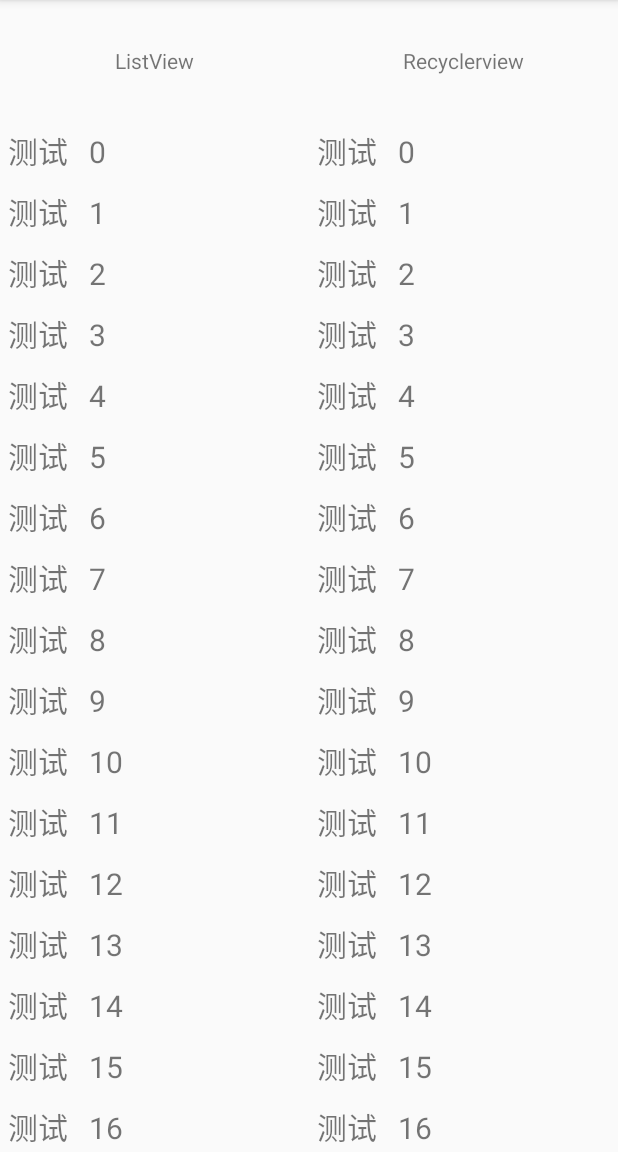
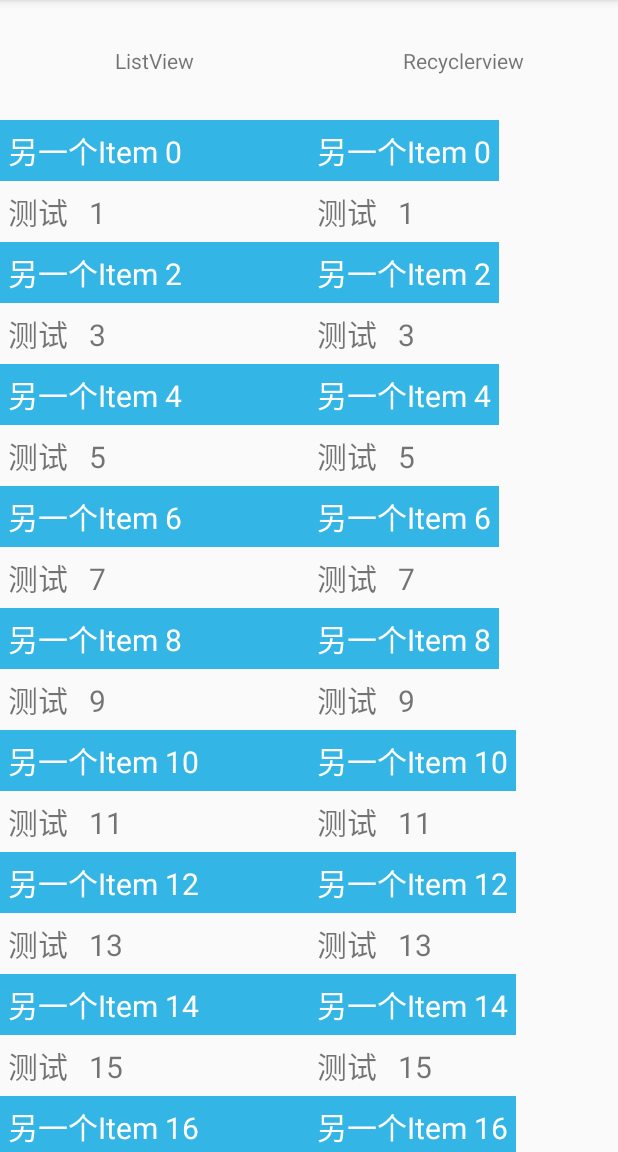
Before and after one commit to JadynAi/Adapter, an Android app: the screen it shows after launch (MainActivity), on a phone screen of 412 x 824 dp, the part 84-1236 px from its top. Run offline under Robolectric (Android 15) with nearby library versions, the phone set to English and light mode, and no system bars.

Commit message:
1.0 增加测试代码

```diff
--- a/adapterloli/src/main/java/com/example/adapterloli/ItemBusiness.java
+++ b/adapterloli/src/main/java/com/example/adapterloli/ItemBusiness.java
@@ -95,9 +95,6 @@ public class ItemBusiness<D> {
         onSetItemData(isFirstSetData, isPosChanged, isDataChanged);
     }
 
-    /**
-     * Created by YinJiaYan on 2017/6/7.
-     */
     public interface Factory {
 
         ItemBusiness create(AbsItemView itemView);
--- a/adapterloli/src/main/java/com/example/adapterloli/ItemsAdapter.java
+++ b/adapterloli/src/main/java/com/example/adapterloli/ItemsAdapter.java
@@ -88,9 +88,6 @@ public class ItemsAdapter extends BaseAdapter implements IAdapter {
         return new Builder(activity);
     }
 
-    /**
-     * Created by YinJiaYan on 2017/6/27.
-     */
     public static class Builder extends ItemCreator.Builder {
 
         private Activity mActivity;
--- a/app/src/main/java/com/example/jadynai/adapter/MainActivity.java
+++ b/app/src/main/java/com/example/jadynai/adapter/MainActivity.java
@@ -5,7 +5,10 @@ import android.support.v7.app.AppCompatActivity;
 import android.support.v7.widget.LinearLayoutManager;
 import android.support.v7.widget.RecyclerView;
 import android.widget.ListView;
+import android.widget.Toast;
 
+import com.example.adapterloli.AbsItemView;
+import com.example.adapterloli.ItemBusiness;
 import com.example.adapterloli.ItemsAdapter;
 import com.example.adapterloli.RecyclerAdapter;
 
@@ -18,7 +21,7 @@ public class MainActivity extends AppCompatActivity {
     private RecyclerView mRecyclerView;
     private ListView mListView;
 
-    private List<TestBean> mData;
+    private List<Object> mData;
     private ItemsAdapter mListAdapter;
     private RecyclerAdapter mRecyclerAdapter;
 
@@ -34,8 +37,30 @@ public class MainActivity extends AppCompatActivity {
         mRecyclerView = (RecyclerView) findViewById(R.id.recyclerView3);
         mRecyclerView.setLayoutManager(new LinearLayoutManager(this));
 
-        mListAdapter = ItemsAdapter.create(this).putItemClass(TestItemView.class).build();
-        mRecyclerAdapter = RecyclerAdapter.create(this).putItemClass(TestItemView.class).build();
+        mListAdapter = ItemsAdapter.create(this)
+                .putItemClass(TestItemView.class)
+                .putItemClass(TestOneItemView.class)
+                .setItemBusinessFactory(new ItemBusiness.Factory() {
+                    @Override
+                    public ItemBusiness create(AbsItemView itemView) {
+                        if (itemView.isMatch(TestOneBean.class)) {
+                            return new ItemBusiness(itemView) {
+                                @Override
+                                public void onItemClick() {
+                                    super.onItemClick();
+                                    //点击事件的处理
+                                    Toast.makeText(MainActivity.this, "testOne", Toast.LENGTH_SHORT).show();
+                                }
+                            }.setSetItemClick(true);
+                        }
+                        return null;
+                    }
+                })
+                .build();
+        mRecyclerAdapter = RecyclerAdapter.create(this)
+                .putItemClass(TestItemView.class)
+                .putItemClass(TestOneItemView.class)
+                .build();
         mListView.setAdapter(mListAdapter);
         mRecyclerView.setAdapter(mRecyclerAdapter);
         setData();
@@ -44,9 +69,15 @@ public class MainActivity extends AppCompatActivity {
     private void setData() {
         mData = new ArrayList<>();
         for (int i = 0; i < 50; i++) {
-            TestBean testBean = new TestBean();
-            testBean.s = "测试   " + i;
-            mData.add(testBean);
+            if (i % 2 == 0) {
+                TestOneBean testOneBean = new TestOneBean();
+                testOneBean.s = "另一个Item " + i;
+                mData.add(testOneBean);
+            } else {
+                TestBean testBean = new TestBean();
+                testBean.s = "测试   " + i;
+                mData.add(testBean);
+            }
         }
         mListAdapter.setData(mData);
         mRecyclerAdapter.setData(mData);
--- /dev/null
+++ b/app/src/main/java/com/example/jadynai/adapter/TestOneBean.java
@@ -0,0 +1,14 @@
+package com.example.jadynai.adapter;
+
+/**
+ * @version:
+ * @FileDescription:
+ * @Author:jing
+ * @Since:2017/8/4
+ * @ChangeList:
+ */
+
+public class TestOneBean {
+
+    public String s;
+}
--- /dev/null
+++ b/app/src/main/java/com/example/jadynai/adapter/TestOneItemView.java
@@ -0,0 +1,34 @@
+package com.example.jadynai.adapter;
+
+import android.app.Activity;
+import android.view.ViewGroup;
+
+import com.example.adapterloli.AbsItemView;
+import com.example.adapterloli.ItemBusiness;
+import com.example.adapterloli.utils.ViewHolderHelper;
+
+/**
+ * @version:
+ * @FileDescription:
+ * @Author:jing
+ * @Since:2017/8/4
+ * @ChangeList:
+ */
+
+public class TestOneItemView extends AbsItemView<ItemBusiness, TestOneBean> {
+
+    @Override
+    protected void initView(Activity activity, ViewGroup parent, ItemBusiness itemBusiness, ViewHolderHelper holderHelper) {
+
+    }
+
+    @Override
+    protected int getLayoutId() {
+        return R.layout.item_layout_1;
+    }
+
+    @Override
+    public void showItem(ViewHolderHelper holderHelper, TestOneBean itemData) {
+        holderHelper.setText(R.id.test_tv, itemData.s);
+    }
+}
--- /dev/null
+++ b/app/src/main/res/layout/item_layout_1.xml
@@ -0,0 +1,20 @@
+<?xml version="1.0" encoding="utf-8"?>
+<LinearLayout
+    xmlns:android="http://schemas.android.com/apk/res/android"
+    xmlns:tools="http://schemas.android.com/tools"
+    android:layout_width="match_parent"
+    android:layout_height="wrap_content"
+    android:orientation="vertical">
+
+    <TextView
+        android:id="@+id/test_tv"
+        android:layout_width="match_parent"
+        android:layout_height="wrap_content"
+        android:padding="5dp"
+        android:textSize="20sp"
+        android:textColor="@android:color/white"
+        android:background="@android:color/holo_blue_light"
+        tools:text="asfsaf"
+        />
+
+</LinearLayout>
```
Also changed, not shown: adapterloli/src/main/java/com/example/adapterloli/RecyclerAdapter.java (+3 -9 lines).
